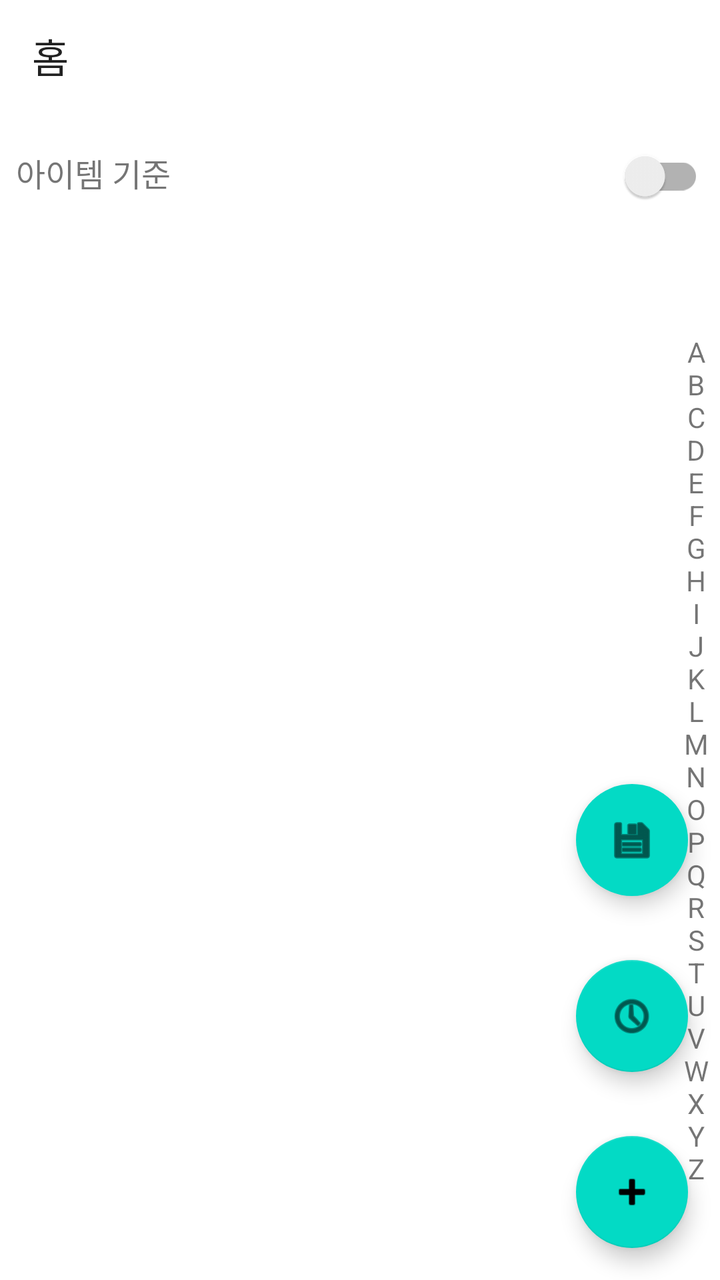
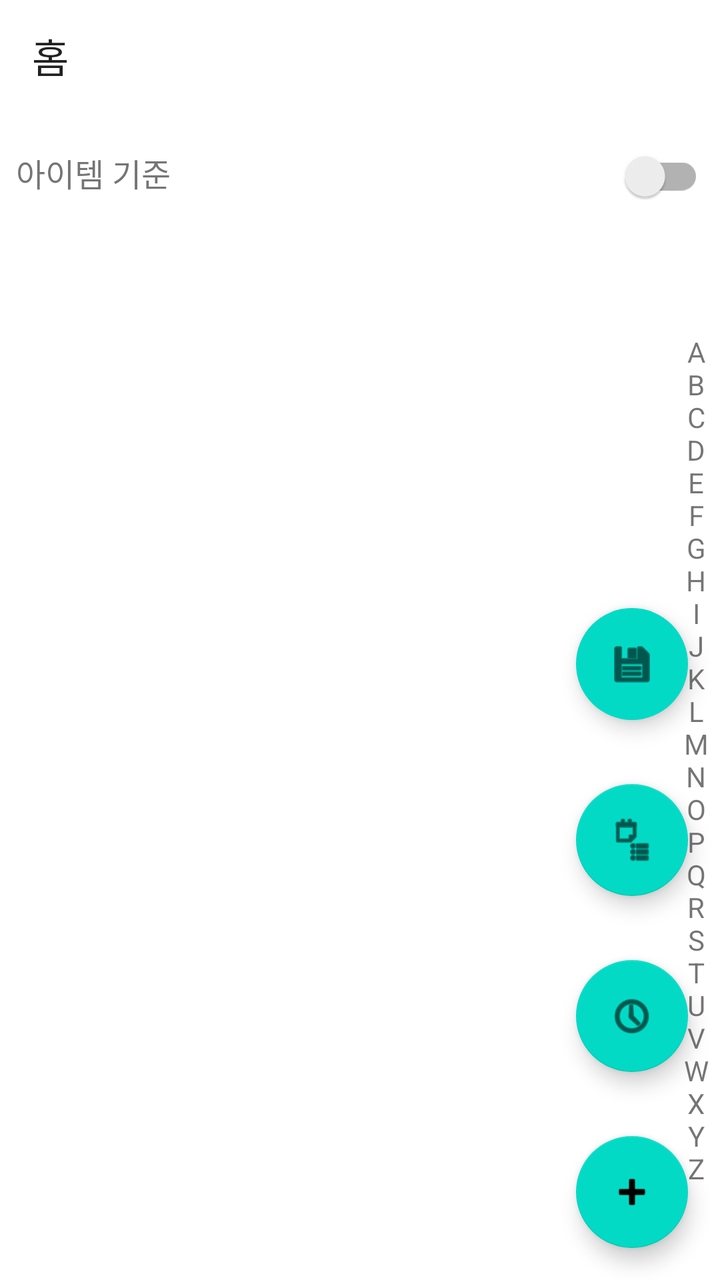

An Android layout rendered at two revisions. The XML below is the earlier revision; the diff shows what the commit changed to produce the second picture.
<!-- AndroidManifest.xml: application theme Theme.MyApplication -->
<!-- res/layout/fragment_home.xml -->
<?xml version="1.0" encoding="utf-8"?>
<FrameLayout
    xmlns:android="http://schemas.android.com/apk/res/android"
    xmlns:app="http://schemas.android.com/apk/res-auto"
    android:layout_width="match_parent"
    android:layout_height="match_parent">

    
    <com.google.android.material.appbar.MaterialToolbar
        android:id="@+id/topAppBar"
        android:layout_width="match_parent"
        android:layout_height="?attr/actionBarSize"
        android:background="?attr/colorSurface"
        app:title="홈" />

    
    <LinearLayout
        android:orientation="vertical"
        android:layout_width="match_parent"
        android:layout_height="match_parent"
        android:paddingTop="?attr/actionBarSize">

        <LinearLayout
            android:orientation="horizontal"
            android:layout_width="match_parent"
            android:layout_height="wrap_content"
            android:padding="8dp">

            <TextView
                android:id="@+id/tvMode"
                android:layout_width="0dp"
                android:layout_height="wrap_content"
                android:layout_weight="1"
                android:text="아이템 기준"
                android:textSize="16sp"/>

            <androidx.appcompat.widget.SwitchCompat
                android:id="@+id/switchMode"
                android:layout_width="wrap_content"
                android:layout_height="wrap_content"/>
        </LinearLayout>

        <FrameLayout
            android:layout_width="match_parent"
            android:layout_height="0dp"
            android:layout_weight="1">

            <androidx.recyclerview.widget.RecyclerView
                android:id="@+id/recyclerView"
                android:layout_width="match_parent"
                android:layout_height="match_parent"/>

            
            <TextView
                android:id="@+id/indexBar"
                android:layout_width="24dp"
                android:layout_height="match_parent"
                android:layout_gravity="end"
                android:gravity="center"
                android:padding="4dp"
                android:text="A\nB\nC\nD\nE\nF\nG\nH\nI\nJ\nK\nL\nM\nN\nO\nP\nQ\nR\nS\nT\nU\nV\nW\nX\nY\nZ"/>

            <LinearLayout
                android:layout_width="wrap_content"
                android:layout_height="wrap_content"
                android:orientation="vertical"
                android:layout_gravity="bottom|end">
                <com.google.android.material.floatingactionbutton.ExtendedFloatingActionButton
                    android:id="@+id/fabSave"
                    android:layout_width="wrap_content"
                    android:layout_height="wrap_content"
                    app:icon="@android:drawable/ic_menu_save"
                    app:iconPadding="8dp"
                    app:iconGravity="textStart"
                    app:layout_anchorGravity="bottom|end"
                    android:layout_margin="16dp"/>
                <com.google.android.material.floatingactionbutton.FloatingActionButton
                    android:id="@+id/fabHistory"
                    android:layout_width="wrap_content"
                    android:layout_height="wrap_content"
                    android:layout_gravity="bottom|end"
                    android:layout_margin="16dp"
                    app:srcCompat="@android:drawable/ic_menu_recent_history" />

                <com.google.android.material.floatingactionbutton.FloatingActionButton
                    android:id="@+id/fabAdd"
                    android:layout_width="wrap_content"
                    android:layout_height="wrap_content"
                    android:layout_gravity="bottom|end"
                    android:layout_margin="16dp"
                    app:srcCompat="@android:drawable/ic_input_add"/>
            </LinearLayout>

        </FrameLayout>
    </LinearLayout>

    


</FrameLayout>
<!-- resources referenced by this layout -->
<resources>
  <style name="Theme.MyApplication" parent="Theme.MaterialComponents.DayNight.NoActionBar">
          
          <item name="colorPrimary">@color/purple_500</item>
          <item name="colorPrimaryVariant">@color/purple_700</item>
          <item name="colorOnPrimary">@color/white</item>
          
          <item name="colorSecondary">@color/teal_200</item>
          <item name="colorSecondaryVariant">@color/teal_700</item>
          <item name="colorOnSecondary">@color/black</item>
          
          <item name="android:statusBarColor">?attr/colorPrimaryVariant</item>
          
      </style>
  <color name="purple_500">#FF6200EE</color>
  <color name="purple_700">#FF3700B3</color>
  <color name="white">#FFFFFFFF</color>
  <color name="teal_200">#FF03DAC5</color>
  <color name="teal_700">#FF018786</color>
  <color name="black">#FF000000</color>
</resources>

<!-- the commit's change to res/layout/fragment_home.xml (unified diff, before → after) -->
@@ -75,6 +75,13 @@
                     app:layout_anchorGravity="bottom|end"
                     android:layout_margin="16dp"/>
                 <com.google.android.material.floatingactionbutton.FloatingActionButton
+                    android:layout_width="wrap_content"
+                    android:layout_height="wrap_content"
+                    android:id="@+id/fabArchive"
+                    android:contentDescription="카탈로그에 보관"
+                    android:src="@android:drawable/ic_menu_agenda"
+                    android:layout_margin="16dp"/>
+                <com.google.android.material.floatingactionbutton.FloatingActionButton
                     android:id="@+id/fabHistory"
                     android:layout_width="wrap_content"
                     android:layout_height="wrap_content"
